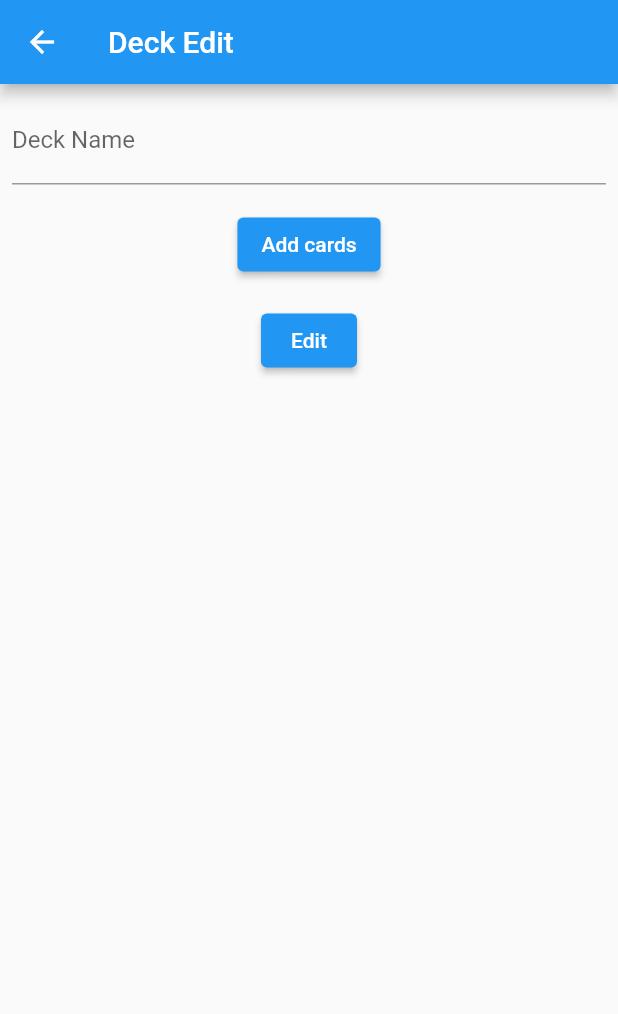
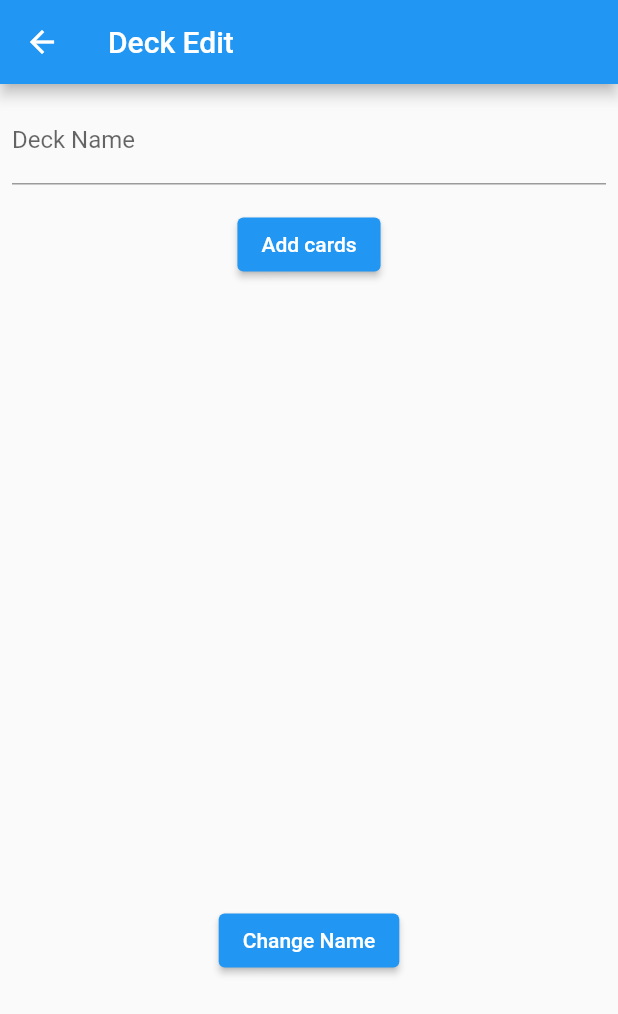
Before and after one commit to Adrianzctpa/yugioh_flutter_app, a Flutter app: the DeckEditScreen screen opened directly with empty values, on a phone screen of 412 x 824 dp. Shown: the top 1014 px of the screen. Run offline on Flutter 3.47's test engine with Material 2 defaults, Android fonts, the light colour scheme and no system bars; our stand-ins replace sqflite; accounts and stored records are empty.

Commit message:
Improved on adding cards to deck

```diff
--- /dev/null
+++ b/lib/components/deck_edit.dart
@@ -0,0 +1,60 @@
+import 'package:flutter/material.dart';
+import 'package:provider/provider.dart';
+import 'package:yugioh_flutter_app/models/deck.dart';
+import 'package:yugioh_flutter_app/models/ygo_card.dart';
+import 'package:yugioh_flutter_app/providers/decks_provider.dart';
+
+class DeckEdit extends StatefulWidget {
+  const DeckEdit({required this.deck, required this.texts, Key? key}) : super(key: key);
+  final List<Map<String, dynamic>> texts;
+  final Deck deck;
+
+  @override
+  State<DeckEdit> createState() => _DeckEditState();
+}
+
+class _DeckEditState extends State<DeckEdit> {
+  @override
+  Widget build(BuildContext context) {
+    final prov = Provider.of<Decks>(context, listen: true);
+    final texts = widget.texts;
+    final deck = widget.deck;
+
+    return ListView.builder(
+      itemBuilder: ((context, index) {
+        return Padding(
+          padding: const EdgeInsets.all(8.0),
+          child: GestureDetector(
+            onTap: () {
+              Navigator.of(context).pushNamed('/details', arguments: {"card": texts[index]['card'], "deck": deck});
+            },
+            child: Card(
+              child: Padding(
+                padding: const EdgeInsets.all(8.0),
+                child: Row(
+                  children: [
+                    Expanded(child: Text(texts[index]['text'])),
+                    IconButton(
+                      icon: const Icon(Icons.add),
+                      onPressed: () async {
+                        await prov.addCardToDeck(texts[index]['card'] as YgoCard, deck);
+                      }
+                    ),
+                    IconButton(
+                      icon: const Icon(Icons.remove),
+                      onPressed: () async {
+                        await prov.removeCardFromDeck(texts[index]['card'] as YgoCard, deck);
+                      },
+                    ),
+                  ]
+                ),
+              ),
+            ),
+          ),
+        );
+      }),
+      itemCount: texts.length,
+      shrinkWrap: true
+    );
+  }
+}
--- a/lib/components/deck_form.dart
+++ b/lib/components/deck_form.dart
@@ -1,5 +1,6 @@
 import 'package:flutter/material.dart';
 import 'package:provider/provider.dart';
+import 'package:yugioh_flutter_app/components/deck_edit.dart';
 import 'package:yugioh_flutter_app/models/deck.dart';
 import 'package:yugioh_flutter_app/models/ygo_card.dart';
 import 'package:yugioh_flutter_app/providers/decks_provider.dart';
@@ -36,15 +37,17 @@ class _DeckFormState extends State<DeckForm> {
     return cardWidgets;
   }
 
+
   @override
   Widget build(BuildContext context) {
-    final prov = Provider.of<Decks>(context, listen: false);
+    final prov = Provider.of<Decks>(context, listen: true);
     final text = widget.text;
-    final deck = widget.deck;
+    Deck? deck = widget.deck;
 
-    final texts = deck != null ? _showCardsAsTxt(deck.cards!) : [];
+    final List<Map<String, dynamic>> texts = deck != null ? _showCardsAsTxt(deck.cards!) : [];
 
-    return Column(
+    return SingleChildScrollView(
+      child: Column(
         children: [
            Padding(
               padding: const EdgeInsets.all(8.0),
@@ -56,6 +59,8 @@ class _DeckFormState extends State<DeckForm> {
               ),
             ),
             if (deck != null)
+              Column(
+                children: [
                   Padding(
                     padding: const EdgeInsets.all(8.0),
                     child: ElevatedButton(
@@ -65,45 +70,33 @@ class _DeckFormState extends State<DeckForm> {
                       child: const Text('Add cards')
                     ),
                   ),
-            ListView.builder(
-              itemBuilder: ((context, index) {
-                return Padding(
-                  padding: const EdgeInsets.all(8.0),
-                  child: GestureDetector(
-                    onTap: () {
-                      Navigator.of(context).pushNamed('/details', arguments: {"card": texts[index]['card'], "deck": deck});
-                    },
-                    child: Card(
-                      child: Padding(
-                        padding: const EdgeInsets.all(8.0),
-                        child: Row(
-                          children: [
-                            Expanded(child: Text(texts[index]['text'])),
-                            IconButton(
-                              icon: const Icon(Icons.delete),
-                              onPressed: () {},
-                            ),
-                          ]
-                        ),
-                      ),
-                    ),
-                  ),
-                );
-              }),
-              itemCount: texts.length,
-              shrinkWrap: true
+                  SingleChildScrollView(
+                    child: SizedBox(
+                      height: 400,
+                      child: DeckEdit(
+                        deck: deck, texts: texts
+                      )
+                    )
+                  )
+                ],
               ),
             Padding(
               padding: const EdgeInsets.all(8.0),
               child: ElevatedButton(
                 onPressed: () {
+                  if (deck != null) {
+                    final provDeck = Deck(id: deck.id, name: _deckNameController.text, cards: deck.cards);
+                    prov.updateDeck(provDeck);
+                  } else {
                     prov.addDeck(_deckNameController.text);
+                  }
                   Navigator.of(context).pop();
                 },
                 child: Text(text)
               ),
             ),
         ]
+      ),
     );
   }
 }
--- a/lib/screens/deck_edit_screen.dart
+++ b/lib/screens/deck_edit_screen.dart
@@ -18,7 +18,7 @@ class _DeckEditScreenState extends State<DeckEditScreen> {
       appBar: AppBar(
         title: const Text('Deck Edit'),
       ),
-      body: DeckForm(text: 'Edit', deck: deck)
+      body: DeckForm(text: 'Change Name', deck: deck)
     );
   }
 }
```
Also changed, not shown: lib/providers/decks_provider.dart (+47 -0 lines), lib/screens/details_screen.dart (+24 -25 lines). Lines whose indentation alone changed are shown as unchanged.
